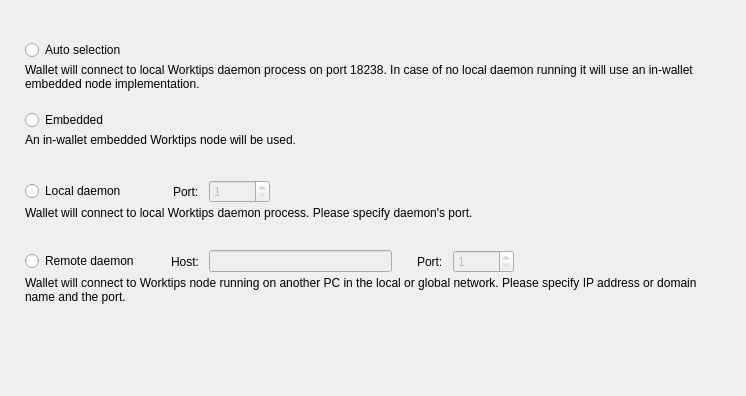
This is src/Gui/Options/ConnectionOptionsFrame.ui in worktips/worktips-lite-wallet as Qt 5 draws it before an edit. The edited form follows.
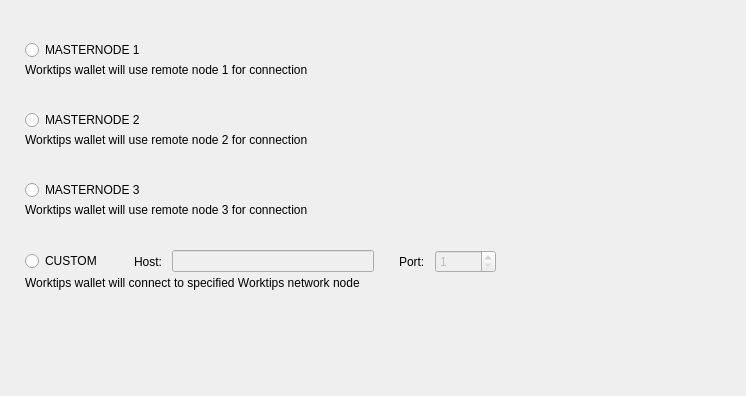
This is the edited form. Custom widgets are drawn as their Qt base class.

Diff of the .ui file:
```diff
--- a/src/Gui/Options/ConnectionOptionsFrame.ui
+++ b/src/Gui/Options/ConnectionOptionsFrame.ui
@@ -71,7 +71,7 @@
       <item>
        <widget class="QRadioButton" name="m_autoRadio">
         <property name="text">
-         <string>Auto selection</string>
+         <string>MASTERNODE 1</string>
         </property>
         <attribute name="buttonGroup">
          <string notr="true">m_connectionButtonGroup</string>
@@ -81,7 +81,7 @@
       <item alignment="Qt::AlignTop">
        <widget class="WalletGui::WalletSmallGrayTextLabel" name="m_autoHelperLabel">
         <property name="text">
-         <string>Wallet will connect to local Worktips daemon process on port 18238. In case of no local daemon running it will use an in-wallet embedded node implementation.</string>
+         <string>Worktips wallet will use remote node 1 for connection</string>
         </property>
         <property name="alignment">
          <set>Qt::AlignLeading|Qt::AlignLeft|Qt::AlignTop</set>
@@ -136,7 +136,7 @@
       <item>
        <widget class="QRadioButton" name="m_embeddedRadio">
         <property name="text">
-         <string>Embedded</string>
+         <string>MASTERNODE 2</string>
         </property>
         <attribute name="buttonGroup">
          <string notr="true">m_connectionButtonGroup</string>
@@ -146,7 +146,7 @@
       <item alignment="Qt::AlignTop">
        <widget class="WalletGui::WalletSmallGrayTextLabel" name="m_embeddedHelperLabel">
         <property name="text">
-         <string>An in-wallet embedded Worktips node will be used.</string>
+         <string>Worktips wallet will use remote node 2 for connection</string>
         </property>
         <property name="alignment">
          <set>Qt::AlignLeading|Qt::AlignLeft|Qt::AlignTop</set>
@@ -206,7 +206,7 @@
         <item>
          <widget class="QRadioButton" name="m_localRadio">
           <property name="text">
-           <string>Local daemon</string>
+           <string>MASTERNODE 3</string>
           </property>
           <attribute name="buttonGroup">
            <string notr="true">m_connectionButtonGroup</string>
@@ -230,27 +230,7 @@
          </spacer>
         </item>
         <item>
-         <widget class="QLabel" name="label">
-          <property name="text">
-           <string>Port:</string>
-          </property>
-         </widget>
-        </item>
-        <item alignment="Qt::AlignVCenter">
-         <widget class="QSpinBox" name="m_localPortSpin">
-          <property name="enabled">
-           <bool>false</bool>
-          </property>
-          <property name="minimum">
-           <number>1</number>
-          </property>
-          <property name="maximum">
-           <number>65535</number>
-          </property>
-          <property name="value">
-           <number>1</number>
-          </property>
-         </widget>
+         <widget class="QLabel" name="label"/>
         </item>
         <item>
          <spacer name="horizontalSpacer_2">
@@ -270,7 +250,7 @@
       <item alignment="Qt::AlignTop">
        <widget class="WalletGui::WalletSmallGrayTextLabel" name="m_localHelperLabel">
         <property name="text">
-         <string>Wallet will connect to local Worktips daemon process. Please specify daemon's port.</string>
+         <string>Worktips wallet will use remote node 3 for connection</string>
         </property>
         <property name="alignment">
          <set>Qt::AlignLeading|Qt::AlignLeft|Qt::AlignTop</set>
@@ -330,7 +310,7 @@
         <item>
          <widget class="QRadioButton" name="m_remoteRadio">
           <property name="text">
-           <string>Remote daemon</string>
+           <string>CUSTOM</string>
           </property>
           <attribute name="buttonGroup">
            <string notr="true">m_connectionButtonGroup</string>
@@ -424,7 +404,7 @@
       <item alignment="Qt::AlignTop">
        <widget class="WalletGui::WalletSmallGrayTextLabel" name="m_remoteHelperLabel">
         <property name="text">
-         <string>Wallet will connect to Worktips node running on another PC in the local or global network. Please specify IP address or domain name and the port.</string>
+         <string>Worktips wallet will connect to specified Worktips network node</string>
         </property>
         <property name="alignment">
          <set>Qt::AlignLeading|Qt::AlignLeft|Qt::AlignTop</set>
```
Left out of the diff: 16 changed lines with no effect on the pictures.
